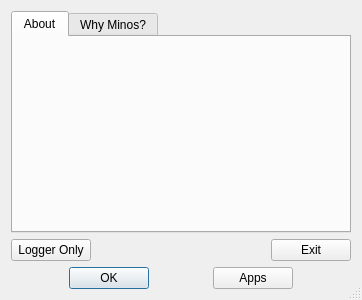
zsteva/backup-minos2, file mqt/MqtLogger/taboutbox.ui: the form before one commit.
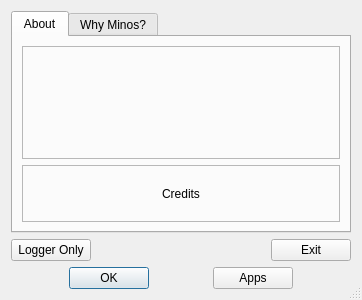
The form after the commit. The open tabs and pages were chosen to show the change.

The edit to the form file:
```diff
--- a/mqt/MqtLogger/taboutbox.ui
+++ b/mqt/MqtLogger/taboutbox.ui
@@ -26,9 +26,15 @@
       <attribute name="title">
        <string>About</string>
       </attribute>
-      <layout class="QVBoxLayout" name="verticalLayout_3">
+      <layout class="QVBoxLayout" name="verticalLayout_3" stretch="2,1">
        <item>
         <widget class="QLabel" name="AboutMemo">
+         <property name="frameShape">
+          <enum>QFrame::StyledPanel</enum>
+         </property>
+         <property name="frameShadow">
+          <enum>QFrame::Sunken</enum>
+         </property>
          <property name="text">
           <string/>
          </property>
@@ -37,6 +43,25 @@
          </property>
         </widget>
        </item>
+       <item>
+        <widget class="QLabel" name="CreditsMemo">
+         <property name="frameShape">
+          <enum>QFrame::StyledPanel</enum>
+         </property>
+         <property name="frameShadow">
+          <enum>QFrame::Sunken</enum>
+         </property>
+         <property name="text">
+          <string>Credits</string>
+         </property>
+         <property name="alignment">
+          <set>Qt::AlignCenter</set>
+         </property>
+         <property name="wordWrap">
+          <bool>true</bool>
+         </property>
+        </widget>
+       </item>
       </layout>
      </widget>
      <widget class="QWidget" name="WhyMinosTabSheet">
```
Left out of the diff: 2 changed lines with no effect on the pictures.
